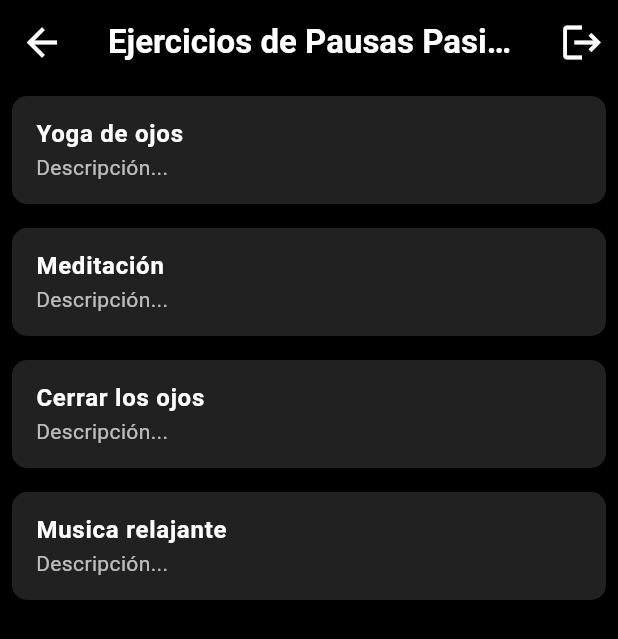
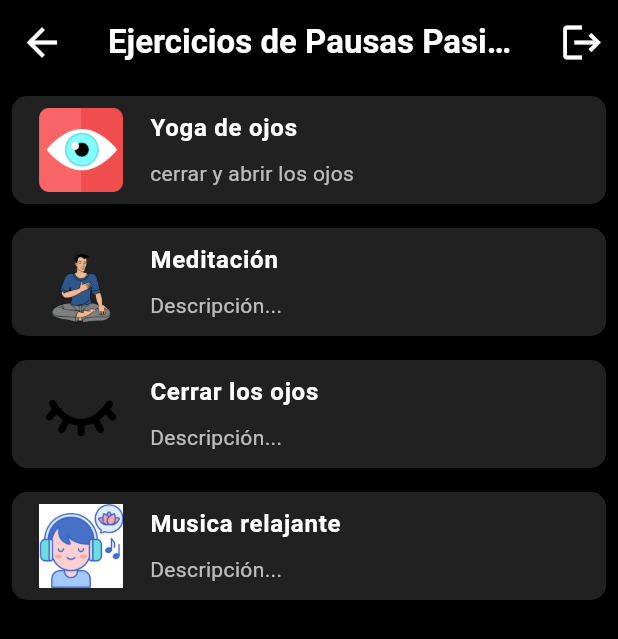
Before and after one commit to kirivanCode/Deimox_login, a Flutter app: the HomeScreen2 screen opened directly, on a phone screen of 412 x 824 dp. Shown: the top 639 px of the screen. Run offline on Flutter 3.47's test engine with Material 3 defaults, Android fonts, the light colour scheme and no system bars; our stand-ins replace audioplayers, cloud_firestore, firebase_auth, firebase_core, font_awesome_flutter; accounts and stored records are empty; network calls fail.

Commit message:
cambio de diseño de las pausas activas

```diff
--- a/lib/screens/exer_pasivos.dart
+++ b/lib/screens/exer_pasivos.dart
@@ -3,7 +3,6 @@ import 'package:daimox_login/screens/signin_screen.dart';
 import 'package:daimox_login/screens/timer_screen.dart';
 import 'package:firebase_auth/firebase_auth.dart';
 import 'package:flutter/material.dart';
-
 
 class HomeScreen2 extends StatefulWidget {
   const HomeScreen2({Key? key}) : super(key: key);
@@ -14,10 +13,22 @@ class HomeScreen2 extends StatefulWidget {
 
 class _HomeScreenState extends State<HomeScreen2> {
   final List<Exercise> exercises = [
-    Exercise(name: 'Yoga de ojos', description: 'Descripción...', imagePath: "assets/images/yogaojos.png"),
-    Exercise(name: 'Meditación', description: 'Descripción...', imagePath: "assets/images/yoga.png"),
-    Exercise(name: 'Cerrar los ojos', description: 'Descripción...', imagePath: "assets/images/closeojos.png"),
-    Exercise(name: 'Musica relajante', description: 'Descripción...', imagePath: "assets/images/musicrelax.png"),
+    Exercise(
+        name: 'Yoga de ojos',
+        description: 'cerrar y abrir los ojos',
+        imagePath: "assets/images/yogaojos.png"),
+    Exercise(
+        name: 'Meditación',
+        description: 'Descripción...',
+        imagePath: "assets/images/yoga.png"),
+    Exercise(
+        name: 'Cerrar los ojos',
+        description: 'Descripción...',
+        imagePath: "assets/images/closeojos.png"),
+    Exercise(
+        name: 'Musica relajante',
+        description: 'Descripción...',
+        imagePath: "assets/images/musicrelax.png"),
     // Agregar más ejercicios según sea necesario
   ];
 
@@ -46,8 +57,9 @@ class _HomeScreenState extends State<HomeScreen2> {
             },
           ),
         ],
-         iconTheme: IconThemeData(
-          color: Colors.white, // Cambia el color de la flecha de devolver a blanco
+        iconTheme: IconThemeData(
+          color:
+              Colors.white, // Cambia el color de la flecha de devolver a blanco
           size: 30, // Aumenta el tamaño para hacerla más prominente
         ),
       ),
@@ -64,6 +76,11 @@ class _HomeScreenState extends State<HomeScreen2> {
                   borderRadius: BorderRadius.circular(10),
                 ),
                 child: ListTile(
+                  leading: Image.asset(
+                    exercises[index].imagePath,
+                    width: 60,
+                    height: 60,
+                  ),
                   title: Text(
                     exercises[index].name,
                     style: TextStyle(
@@ -71,10 +88,13 @@ class _HomeScreenState extends State<HomeScreen2> {
                       fontWeight: FontWeight.bold,
                     ),
                   ),
-                  subtitle: Text(
-                    exercises[index].description,
-                    style: TextStyle(
-                      color: Colors.white70,
+                  subtitle: Padding(
+                    padding: const EdgeInsets.only(top: 8.0),
+                    child: Text(
+                      exercises[index].description,
+                      style: TextStyle(
+                        color: Colors.white70,
+                      ),
                     ),
                   ),
                   onTap: () {
```
Also changed, not shown: lib/screens/exer_cuerpo.dart (+28 -8 lines), lib/screens/home_screen.dart (+28 -8 lines), lib/screens/timer_screen.dart (+8 -9 lines), lib/widgets/exercise_tile.dart (line endings or trailing spaces).
